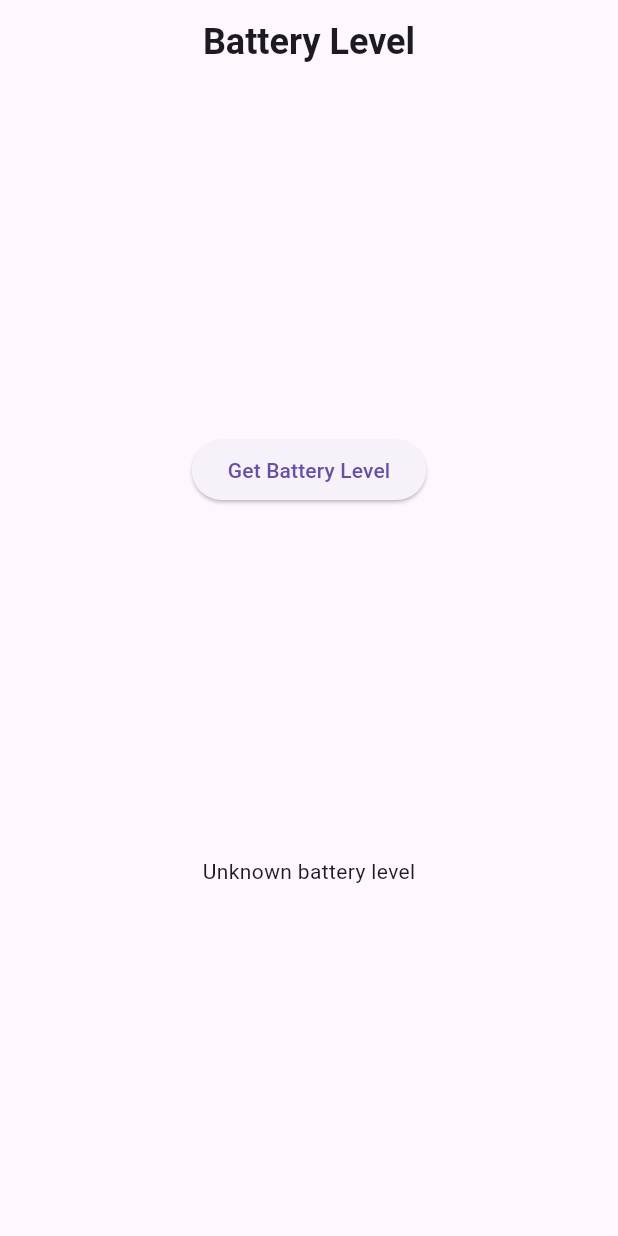
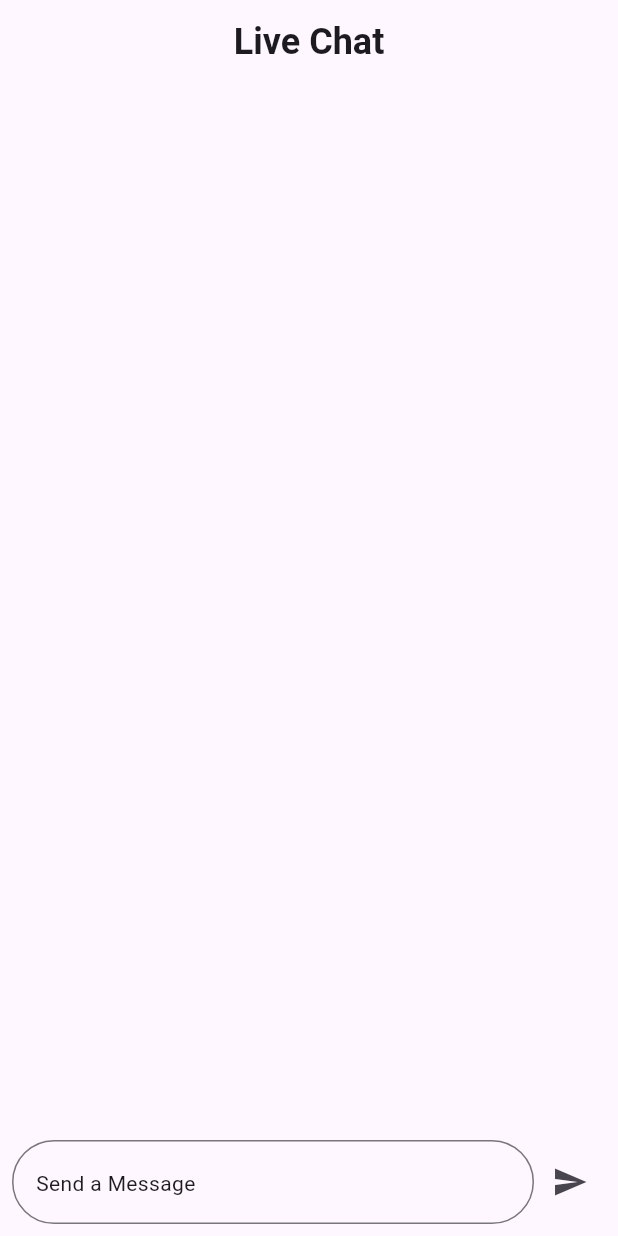
Before and after one commit to AhmedTarek-f/native-channel-app, a Flutter app: the screen it shows after launch, on a phone screen of 412 x 824 dp. Run offline on Flutter 3.47's test engine with Material 3 defaults, Android fonts, the phone set to English and light mode, and no system bars; our stand-ins replace equatable, flutter_bloc.

Commit message:
feat(live-chat): adding live chat feature (BasicMessageChannel)

```diff
--- /dev/null
+++ b/lib/features/live_chat/views/live_chat_view.dart
@@ -0,0 +1,19 @@
+import 'package:flutter/material.dart';
+import 'package:flutter_bloc/flutter_bloc.dart';
+import 'package:native_battery_level/features/live_chat/views/widgets/live_chat_app_bar.dart';
+import 'package:native_battery_level/features/live_chat/views/widgets/live_chat_view_body.dart';
+import 'package:native_battery_level/features/live_chat/views_model/live_chat_cubit.dart';
+import 'package:native_battery_level/features/live_chat/views_model/live_chat_intent.dart';
+
+class LiveChatView extends StatelessWidget {
+  const LiveChatView({super.key});
+
+  @override
+  Widget build(BuildContext context) {
+    return BlocProvider<LiveChatCubit>(
+      create: (context) =>
+          LiveChatCubit()..doIntent(intent: LiveChatInitializationIntent()),
+      child: const Scaffold(appBar: LiveChatAppBar(), body: LiveChatViewBody()),
+    );
+  }
+}
--- /dev/null
+++ b/lib/features/live_chat/views/widgets/live_chat_app_bar.dart
@@ -0,0 +1,20 @@
+import 'package:flutter/material.dart';
+
+class LiveChatAppBar extends StatelessWidget implements PreferredSizeWidget {
+  const LiveChatAppBar({super.key});
+
+  @override
+  Widget build(BuildContext context) {
+    return AppBar(
+      title: const Text(
+        "Live Chat",
+        style: TextStyle(fontSize: 24, fontWeight: FontWeight.w700),
+      ),
+      centerTitle: true,
+      automaticallyImplyLeading: false,
+    );
+  }
+
+  @override
+  Size get preferredSize => const Size.fromHeight(kToolbarHeight);
+}
--- /dev/null
+++ b/lib/features/live_chat/views/widgets/live_chat_view_body.dart
@@ -0,0 +1,67 @@
+import 'package:flutter/material.dart';
+import 'package:flutter_bloc/flutter_bloc.dart';
+import 'package:native_battery_level/features/live_chat/views_model/live_chat_cubit.dart';
+import 'package:native_battery_level/features/live_chat/views_model/live_chat_intent.dart';
+import 'package:native_battery_level/features/live_chat/views_model/live_chat_state.dart';
+
+class LiveChatViewBody extends StatelessWidget {
+  const LiveChatViewBody({super.key});
+
+  @override
+  Widget build(BuildContext context) {
+    final liveChatCubit = BlocProvider.of<LiveChatCubit>(context);
+    return Column(
+      children: [
+        BlocBuilder<LiveChatCubit, LiveChatState>(
+          buildWhen: (previous, current) => current.sendMessageStatus.isSuccess,
+          builder: (context, state) => Expanded(
+            child: ListView.builder(
+              itemCount: liveChatCubit.messages.length,
+              itemBuilder: (_, index) =>
+                  ListTile(title: Text(liveChatCubit.messages[index])),
+            ),
+          ),
+        ),
+        Padding(
+          padding: const EdgeInsets.all(8),
+          child: Row(
+            children: [
+              Expanded(
+                child: TextField(
+                  controller: liveChatCubit.messageController,
+                  decoration: InputDecoration(
+                    hint: Text("Send a Message"),
+                    border: OutlineInputBorder(
+                      borderRadius: BorderRadius.circular(32),
+                    ),
+                  ),
+                ),
+              ),
+              BlocBuilder<LiveChatCubit, LiveChatState>(
+                builder: (context, state) => state.sendMessageStatus.isLoading
+                    ? Padding(
+                        padding: const EdgeInsets.symmetric(horizontal: 8.0),
+                        child: Center(
+                          child: SizedBox(
+                            width: 16,
+                            height: 16,
+                            child: CircularProgressIndicator(
+                              color: Colors.blueAccent,
+                            ),
+                          ),
+                        ),
+                      )
+                    : IconButton(
+                        icon: Icon(Icons.send),
+                        onPressed: () async => await liveChatCubit.doIntent(
+                          intent: SendMessageIntent(),
+                        ),
+                      ),
+              ),
+            ],
+          ),
+        ),
+      ],
+    );
+  }
+}
--- /dev/null
+++ b/lib/features/live_chat/views_model/live_chat_cubit.dart
@@ -0,0 +1,59 @@
+import 'package:flutter/material.dart';
+import 'package:flutter/services.dart';
+import 'package:flutter_bloc/flutter_bloc.dart';
+import 'package:native_battery_level/core/state_status/state_status.dart';
+import 'package:native_battery_level/features/live_chat/views_model/live_chat_intent.dart';
+import 'package:native_battery_level/features/live_chat/views_model/live_chat_state.dart';
+
+class LiveChatCubit extends Cubit<LiveChatState> {
+  LiveChatCubit() : super(const LiveChatState());
+  final BasicMessageChannel<String> _chatChannel = const BasicMessageChannel(
+    'samples.flutter.dev/chat',
+    StringCodec(),
+  );
+  late final TextEditingController messageController;
+  List<String> messages = [];
+
+  Future<void> doIntent({required LiveChatIntent intent}) async {
+    switch (intent) {
+      case LiveChatInitializationIntent():
+        _onInit();
+      case SendMessageIntent():
+        await _sendMessage();
+    }
+  }
+
+  void _onInit() {
+    messageController = TextEditingController();
+    _chatChannel.setMessageHandler((message) async {
+      messages.add("Friend: $message");
+      emit(state.copyWith(sendMessageStatus: StateStatus.success(null)));
+      return "Flutter received: $message";
+    });
+  }
+
+  Future<void> _sendMessage() async {
+    final text = messageController.text;
+    if (text.isEmpty) return;
+    emit(state.copyWith(sendMessageStatus: StateStatus.loading()));
+    try {
+      await _chatChannel.send(text);
+      if (isClosed) return;
+      messages.add("Me: $text");
+      messageController.clear();
+      emit(state.copyWith(sendMessageStatus: StateStatus.success(null)));
+    } catch (error) {
+      emit(
+        state.copyWith(
+          sendMessageStatus: StateStatus.failure(error.toString()),
+        ),
+      );
+    }
+  }
+
+  @override
+  Future<void> close() {
+    messageController.dispose();
+    return super.close();
+  }
+}
--- /dev/null
+++ b/lib/features/live_chat/views_model/live_chat_intent.dart
@@ -0,0 +1,5 @@
+sealed class LiveChatIntent {}
+
+class LiveChatInitializationIntent extends LiveChatIntent {}
+
+class SendMessageIntent extends LiveChatIntent {}
--- /dev/null
+++ b/lib/features/live_chat/views_model/live_chat_state.dart
@@ -0,0 +1,17 @@
+import 'package:equatable/equatable.dart';
+import 'package:native_battery_level/core/state_status/state_status.dart';
+
+class LiveChatState extends Equatable {
+  final StateStatus<void> sendMessageStatus;
+
+  const LiveChatState({this.sendMessageStatus = const StateStatus.initial()});
+
+  LiveChatState copyWith({StateStatus<void>? sendMessageStatus}) {
+    return LiveChatState(
+      sendMessageStatus: sendMessageStatus ?? this.sendMessageStatus,
+    );
+  }
+
+  @override
+  List<Object?> get props => [sendMessageStatus];
+}
--- a/lib/native_channel_app.dart
+++ b/lib/native_channel_app.dart
@@ -1,5 +1,6 @@
 import 'package:flutter/material.dart';
-import 'package:native_battery_level/features/battery_level/views/battery_level_view.dart';
+
+import 'features/live_chat/views/live_chat_view.dart';
 
 class NativeChannelApp extends StatelessWidget {
   const NativeChannelApp({super.key});
@@ -9,7 +10,7 @@ class NativeChannelApp extends StatelessWidget {
     return const MaterialApp(
       title: 'Native Channels',
       debugShowCheckedModeBanner: false,
-      home: BatteryLevelView(),
+      home: LiveChatView(),
     );
   }
 }
```
Also changed, not shown: 1 other file.
